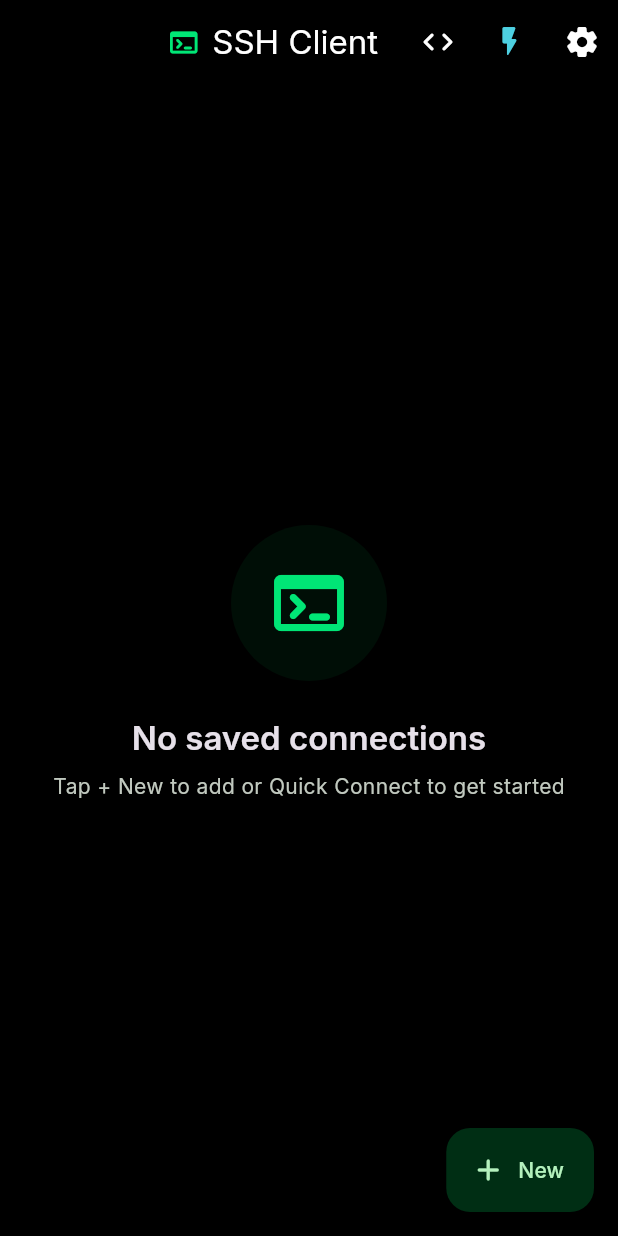
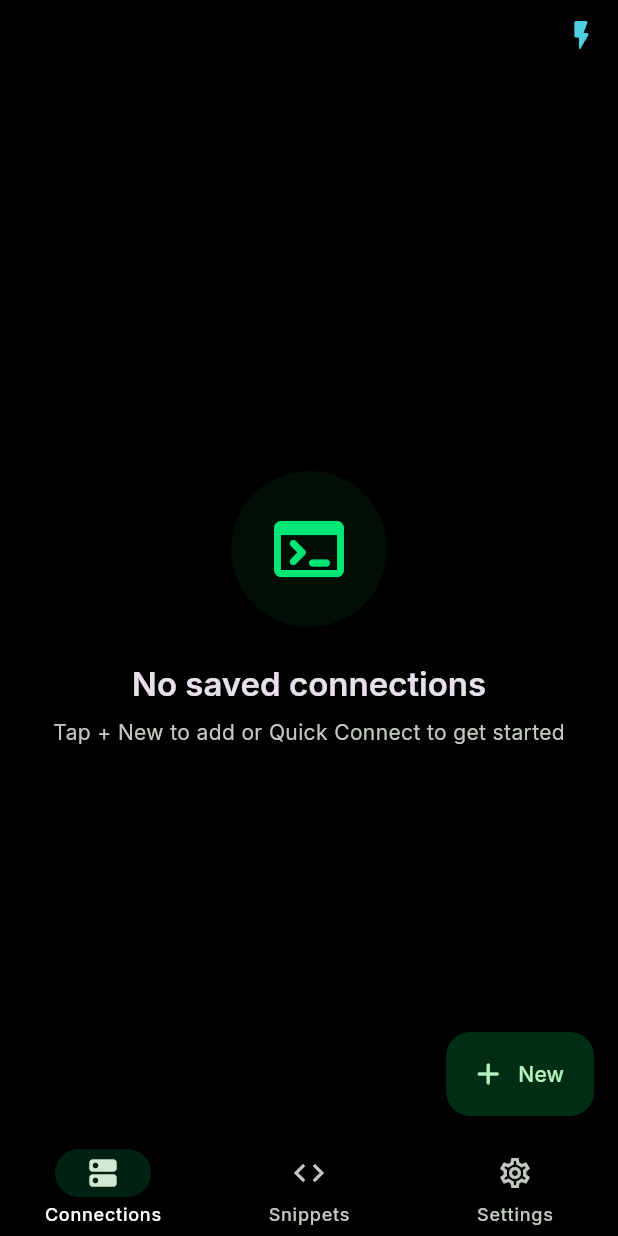
Before and after one commit to rudra-sah00/ssh-client, a Flutter app: the screen it shows after launch, on a phone screen of 412 x 824 dp. Run offline on Flutter 3.47's test engine with Material 3 defaults, Android fonts, the phone set to English and light mode, and no system bars; drawn by our look-alikes of flutter_animate; our stand-ins replace flex_color_scheme, flutter_riverpod, flutter_secure_storage, freezed_annotation, google_fonts; missing offline and left inert: dartssh2, xterm.

Commit message:
feat: bottom navigation bar for Connections, Snippets, Settings
- Added AppShell with Material 3 NavigationBar
- Removed SSH Client title from home AppBar
- Connections, Snippets, Settings accessible via bottom nav
- Terminal, SFTP, Tunnel remain as push routes

```diff
--- a/lib/core/router/app_router.dart
+++ b/lib/core/router/app_router.dart
@@ -1,9 +1,9 @@
 import 'package:flutter/material.dart';
 import 'package:ssh_client/data/models/connection/connection_model.dart';
 import 'package:ssh_client/presentation/screens/connection/add_edit_connection_screen.dart';
-import 'package:ssh_client/presentation/screens/home/home_screen.dart';
 import 'package:ssh_client/presentation/screens/settings/settings_screen.dart';
 import 'package:ssh_client/presentation/screens/sftp/sftp_browser_screen.dart';
+import 'package:ssh_client/presentation/screens/shell/app_shell.dart';
 import 'package:ssh_client/presentation/screens/snippet/snippet_screen.dart';
 import 'package:ssh_client/presentation/screens/terminal/terminal_screen.dart';
 import 'package:ssh_client/presentation/screens/tunnel/tunnel_screen.dart';
@@ -20,7 +20,7 @@ abstract class AppRouter {
   static Route<dynamic> onGenerateRoute(RouteSettings s) {
     switch (s.name) {
       case home:
-        return MaterialPageRoute(builder: (_) => const HomeScreen());
+        return MaterialPageRoute(builder: (_) => const AppShell());
       case terminal:
         final conn = s.arguments! as ConnectionModel;
         return MaterialPageRoute(builder: (_) => TerminalScreen(connection: conn));
@@ -39,7 +39,7 @@ abstract class AppRouter {
         final onSend = s.arguments as void Function(String)?;
         return MaterialPageRoute(builder: (_) => SnippetScreen(onSend: onSend));
       default:
-        return MaterialPageRoute(builder: (_) => const HomeScreen());
+        return MaterialPageRoute(builder: (_) => const AppShell());
     }
   }
 }
--- a/lib/presentation/screens/home/home_screen.dart
+++ b/lib/presentation/screens/home/home_screen.dart
@@ -37,18 +37,10 @@ class _HomeScreenState extends ConsumerState<HomeScreen> {
 
     return Scaffold(
       appBar: AppBar(
-        title: Row(
-          mainAxisSize: MainAxisSize.min,
-          children: [
-            Icon(Icons.terminal_rounded, color: cs.primary, size: 22),
-            const SizedBox(width: 8),
-            const Text('SSH Client'),
-          ],
-        ),
+        title: null,
+        toolbarHeight: 48,
         actions: [
-          IconButton(icon: const Icon(Icons.code_rounded), tooltip: 'Snippets', onPressed: () => Navigator.pushNamed(context, '/snippets')),
           IconButton(icon: Icon(Icons.flash_on_rounded, color: cs.tertiary), tooltip: 'Quick Connect', onPressed: () => _showQuickConnect(context)),
-          IconButton(icon: const Icon(Icons.settings_rounded), onPressed: () => Navigator.pushNamed(context, '/settings')),
         ],
       ),
       floatingActionButton: FloatingActionButton.extended(
--- /dev/null
+++ b/lib/presentation/screens/shell/app_shell.dart
@@ -0,0 +1,60 @@
+import 'package:flutter/material.dart';
+import 'package:flutter_animate/flutter_animate.dart';
+import 'package:ssh_client/presentation/screens/home/home_screen.dart';
+import 'package:ssh_client/presentation/screens/snippet/snippet_screen.dart';
+import 'package:ssh_client/presentation/screens/settings/settings_screen.dart';
+
+class AppShell extends StatefulWidget {
+  const AppShell({super.key});
+
+  @override
+  State<AppShell> createState() => _AppShellState();
+}
+
+class _AppShellState extends State<AppShell> {
+  int _index = 0;
+
+  final _screens = const [
+    HomeScreen(),
+    SnippetScreen(),
+    SettingsScreen(),
+  ];
+
+  @override
+  Widget build(BuildContext context) {
+    final cs = Theme.of(context).colorScheme;
+
+    return Scaffold(
+      body: AnimatedSwitcher(
+        duration: const Duration(milliseconds: 250),
+        child: _screens[_index],
+      ),
+      bottomNavigationBar: NavigationBar(
+        selectedIndex: _index,
+        onDestinationSelected: (i) => setState(() => _index = i),
+        backgroundColor: Colors.black,
+        surfaceTintColor: Colors.transparent,
+        indicatorColor: cs.primary.withValues(alpha: 0.15),
+        height: 64,
+        labelBehavior: NavigationDestinationLabelBehavior.alwaysShow,
+        destinations: const [
+          NavigationDestination(
+            icon: Icon(Icons.dns_outlined),
+            selectedIcon: Icon(Icons.dns_rounded),
+            label: 'Connections',
+          ),
+          NavigationDestination(
+            icon: Icon(Icons.code_outlined),
+            selectedIcon: Icon(Icons.code_rounded),
+            label: 'Snippets',
+          ),
+          NavigationDestination(
+            icon: Icon(Icons.settings_outlined),
+            selectedIcon: Icon(Icons.settings_rounded),
+            label: 'Settings',
+          ),
+        ],
+      ).animate().fadeIn(delay: 200.ms).slideY(begin: 0.3, duration: 300.ms),
+    );
+  }
+}
```
Also changed, not shown: 1 other file.
